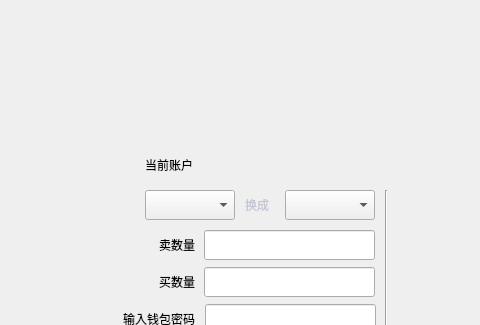
Before: the Qt Designer form exchange/selldialog.ui in HcashOrg/hx-indicator, drawn with Qt 5; both pictures show x 125 to 605 and y 0 to 325 of the 960 by 580 pixel window.
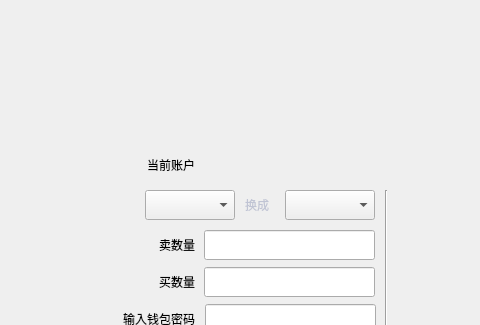
After: the same form once the commit is applied.

Patch:
```diff
--- a/exchange/selldialog.ui
+++ b/exchange/selldialog.ui
@@ -204,25 +204,31 @@
     <widget class="QLabel" name="label_4">
      <property name="geometry">
       <rect>
-       <x>40</x>
+       <x>0</x>
        <y>30</y>
-       <width>60</width>
+       <width>90</width>
        <height>30</height>
       </rect>
      </property>
      <property name="text">
       <string>当前账户</string>
      </property>
+     <property name="alignment">
+      <set>Qt::AlignRight|Qt::AlignTrailing|Qt::AlignVCenter</set>
+     </property>
     </widget>
     <widget class="QLabel" name="accountNameLabel">
      <property name="geometry">
       <rect>
        <x>100</x>
        <y>30</y>
-       <width>120</width>
+       <width>170</width>
        <height>30</height>
       </rect>
      </property>
+     <property name="styleSheet">
+      <string notr="true"/>
+     </property>
      <property name="text">
       <string/>
      </property>
```
